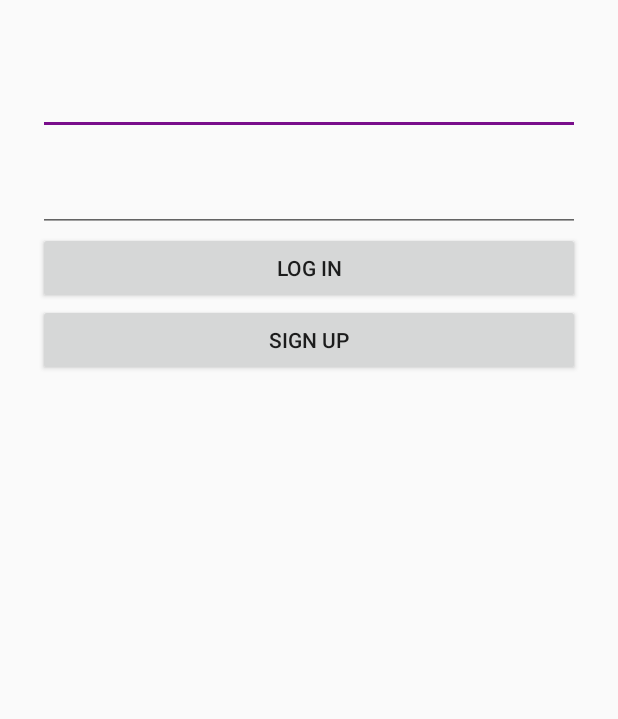
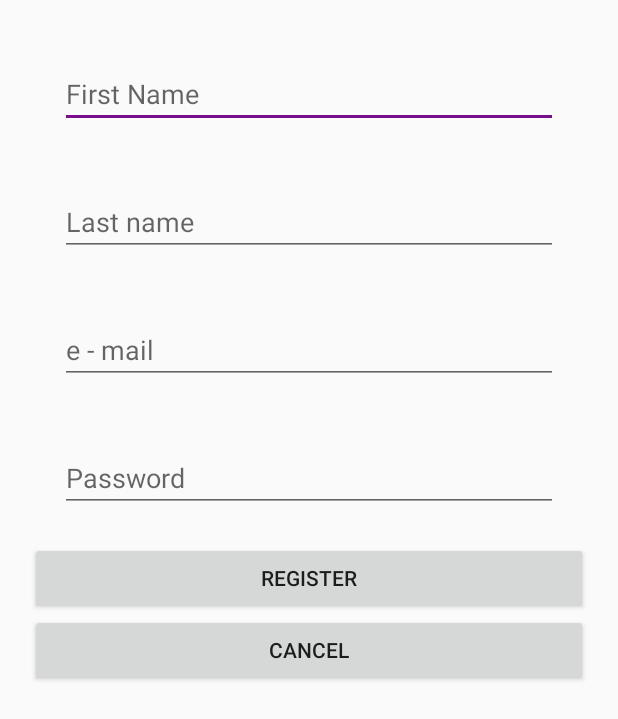
Before and after one commit to fghdot25/calc, an Android app: the AuthTodo screen opened directly, with no data from a screen before it, after a tap on "SIGN UP", on a phone screen of 412 x 824 dp. Shown: the top 719 px of the screen. Run offline under Robolectric (Android 15) with nearby library versions, the phone set to English and light mode, and no system bars; our stand-ins replace Firebase (no records; nobody signed in at launch, a user with empty details on screens opened directly).

Commit message:
Changed some activities

```diff
--- a/app/build.gradle
+++ b/app/build.gradle
@@ -34,4 +34,5 @@ dependencies {
 }
 
 
+
 apply plugin: 'com.google.gms.google-services'
--- a/app/src/main/AndroidManifest.xml
+++ b/app/src/main/AndroidManifest.xml
@@ -25,7 +25,8 @@
             android:name=".GPA_Activity"
             android:screenOrientation="portrait" />
         <activity android:name=".TodoActivity" />
-        <activity android:name=".AuthTodo"></activity>
+        <activity android:name=".AuthTodo" />
+        <activity android:name=".Register_activity"></activity>
     </application>
 
 </manifest>
--- a/app/src/main/java/projects/talga/kz/calc/AuthTodo.java
+++ b/app/src/main/java/projects/talga/kz/calc/AuthTodo.java
@@ -1,10 +1,12 @@
 package projects.talga.kz.calc;
 
+import android.content.Intent;
 import android.os.Bundle;
 import android.support.annotation.NonNull;
 import android.support.v7.app.AppCompatActivity;
 import android.view.View;
 import android.widget.EditText;
+import android.widget.TextView;
 import android.widget.Toast;
 
 import com.google.android.gms.tasks.OnCompleteListener;
@@ -13,11 +15,14 @@ import com.google.firebase.auth.AuthResult;
 import com.google.firebase.auth.FirebaseAuth;
 import com.google.firebase.auth.FirebaseUser;
 
+
 public class AuthTodo extends AppCompatActivity implements View.OnClickListener {
 
+    public String password;
+    public String email;
     private EditText usernameEditText;
     private EditText passwordEditText;
-
+    private TextView forgotTV;
     private FirebaseAuth mAuth;
     private FirebaseAuth.AuthStateListener mAuthListener;
 
@@ -43,6 +48,7 @@ public class AuthTodo extends AppCompatActivity implements View.OnClickListener
 
         usernameEditText = (EditText) findViewById(R.id.tvUsername);
         passwordEditText = (EditText) findViewById(R.id.tvPassword);
+        forgotTV = (TextView) findViewById(R.id.tv_forgot);
 
         findViewById(R.id.btn_signIn).setOnClickListener(this);
         findViewById(R.id.btn_registr).setOnClickListener(this);
@@ -58,7 +64,10 @@ public class AuthTodo extends AppCompatActivity implements View.OnClickListener
 
         } else if (view.getId() == R.id.btn_registr) {
 
-            registr(usernameEditText.getText().toString(), passwordEditText.getText().toString());
+            Intent intent = new Intent(AuthTodo.this, Register_activity.class);
+            startActivity(intent);
+
+            // registr(usernameEditText.getText().toString(), passwordEditText.getText().toString());
 
         }
     }
@@ -68,12 +77,17 @@ public class AuthTodo extends AppCompatActivity implements View.OnClickListener
         mAuth.signInWithEmailAndPassword(email, password).addOnCompleteListener(this, new OnCompleteListener<AuthResult>() {
             @Override
             public void onComplete(@NonNull Task<AuthResult> task) {
+
                 if (task.isSuccessful()) {
-                   /* Intent intent = new Intent(AuthTodo.this, TodoActivity.class);
-                    startActivity(intent);*/
+
+                    Intent intent = new Intent(AuthTodo.this, TodoActivity.class);
+                    startActivity(intent);
+
                     Toast.makeText(AuthTodo.this, "Succesfully", Toast.LENGTH_LONG).show();
+
+
                 } else {
-                    Toast.makeText(AuthTodo.this, "Error dickhead!", Toast.LENGTH_LONG).show();
+                    Toast.makeText(AuthTodo.this, "Error !", Toast.LENGTH_LONG).show();
                 }
 
 
@@ -81,17 +95,19 @@ public class AuthTodo extends AppCompatActivity implements View.OnClickListener
         });
     }
 
-    public void registr(String email, String password) {
+
+
+/*    public void registr(String email, String password) {
         mAuth.createUserWithEmailAndPassword(email, password).addOnCompleteListener(this, new OnCompleteListener<AuthResult>() {
             @Override
             public void onComplete(@NonNull Task<AuthResult> task) {
                 if (task.isSuccessful()) {
                     Toast.makeText(AuthTodo.this, "Succesfully", Toast.LENGTH_LONG).show();
                 } else {
-                    Toast.makeText(AuthTodo.this, "Error motherfucker", Toast.LENGTH_LONG).show();
+                    Toast.makeText(AuthTodo.this, "Error !", Toast.LENGTH_LONG).show();
                 }
             }
         });
 
-    }
+    }*/
 }
--- /dev/null
+++ b/app/src/main/java/projects/talga/kz/calc/Register_activity.java
@@ -0,0 +1,83 @@
+package projects.talga.kz.calc;
+
+import android.os.Bundle;
+import android.support.annotation.NonNull;
+import android.support.v7.app.AppCompatActivity;
+import android.view.View;
+import android.widget.EditText;
+import android.widget.Toast;
+
+import com.google.android.gms.tasks.OnCompleteListener;
+import com.google.android.gms.tasks.Task;
+import com.google.firebase.auth.AuthResult;
+import com.google.firebase.auth.FirebaseAuth;
+import com.google.firebase.auth.FirebaseUser;
+
+
+public class Register_activity extends AppCompatActivity implements View.OnClickListener {
+
+    private FirebaseAuth mAuth;
+    private FirebaseAuth.AuthStateListener mAuthListener;
+
+    private EditText passEditText, mailEditText;
+
+    @Override
+    protected void onCreate(Bundle savedInstanceState) {
+        super.onCreate(savedInstanceState);
+        setContentView(R.layout.activity_register_activity);
+
+        mAuth = FirebaseAuth.getInstance();
+        mAuthListener = new FirebaseAuth.AuthStateListener() {
+            @Override
+            public void onAuthStateChanged(@NonNull FirebaseAuth firebaseAuth) {
+                FirebaseUser user = firebaseAuth.getCurrentUser();
+                if (user != null) {
+                    //User is sign in
+
+                } else {
+                    //User is sign out
+                }
+
+            }
+        };
+
+        mailEditText = (EditText) findViewById(R.id.mail_edit);
+        passEditText = (EditText) findViewById(R.id.pass_edit);
+
+        findViewById(R.id.reg_btn).setOnClickListener(this);
+        findViewById(R.id.cancel_btn).setOnClickListener(this);
+    }
+
+    @Override
+    public void onClick(View view) {
+        switch (view.getId()) {
+            case R.id.reg_btn:
+
+                registr(mailEditText.getText().toString(), passEditText.getText().toString());
+
+
+                break;
+
+            case R.id.cancel_btn:
+
+                Toast.makeText(Register_activity.this, "Cancelled", Toast.LENGTH_LONG).show();
+
+                break;
+        }
+    }
+
+
+    public void registr(String email, String password) {
+        mAuth.createUserWithEmailAndPassword(email, password).addOnCompleteListener(this, new OnCompleteListener<AuthResult>() {
+            @Override
+            public void onComplete(@NonNull Task<AuthResult> task) {
+                if (task.isSuccessful()) {
+                    Toast.makeText(Register_activity.this, "Succesfully", Toast.LENGTH_LONG).show();
+                } else {
+                    Toast.makeText(Register_activity.this, "Error !", Toast.LENGTH_LONG).show();
+                }
+            }
+        });
+
+    }
+}
--- /dev/null
+++ b/app/src/main/res/layout/activity_register_activity.xml
@@ -0,0 +1,60 @@
+<?xml version="1.0" encoding="utf-8"?>
+<LinearLayout xmlns:android="http://schemas.android.com/apk/res/android"
+    xmlns:tools="http://schemas.android.com/tools"
+    android:layout_width="match_parent"
+    android:layout_height="match_parent"
+    tools:context="projects.talga.kz.calc.Register_activity">
+
+    <LinearLayout
+        android:layout_width="match_parent"
+        android:layout_height="match_parent"
+        android:layout_margin="20dp"
+        android:orientation="vertical">
+
+        <EditText
+            android:id="@+id/fname"
+            android:layout_width="match_parent"
+            android:layout_height="wrap_content"
+            android:layout_margin="20dp"
+            android:hint="First Name"
+            android:inputType="text|textPersonName" />
+
+        <EditText
+            android:id="@+id/lname"
+            android:layout_width="match_parent"
+            android:layout_height="wrap_content"
+            android:layout_margin="20dp"
+            android:hint="Last name"
+            android:inputType="text|textPersonName" />
+
+        <EditText
+            android:id="@+id/mail_edit"
+            android:layout_width="match_parent"
+            android:layout_height="wrap_content"
+            android:layout_margin="20dp"
+            android:hint="e - mail"
+            android:inputType="textEmailAddress|textEmailSubject|textWebEmailAddress" />
+
+        <EditText
+            android:id="@+id/pass_edit"
+            android:layout_width="match_parent"
+            android:layout_height="wrap_content"
+            android:layout_margin="20dp"
+            android:hint="Password"
+            android:inputType="textPassword|textVisiblePassword|numberPassword" />
+
+        <Button
+            android:id="@+id/reg_btn"
+            android:layout_width="match_parent"
+            android:layout_height="wrap_content"
+            android:text="Register" />
+
+        <Button
+            android:id="@+id/cancel_btn"
+            android:layout_width="match_parent"
+            android:layout_height="wrap_content"
+            android:text="Cancel" />
+
+    </LinearLayout>
+
+</LinearLayout>
--- a/app/src/main/res/values/strings.xml
+++ b/app/src/main/res/values/strings.xml
@@ -57,6 +57,10 @@
     </string-array>
     <string name="warning_text_title">Warning!</string>
     <string name="warning_text">Please check one midterm!</string>
+    <string name="log_in">LOG IN</string>
+    <string name="sign_up">Sign UP</string>
+    <string name="e_mail">E - Mail</string>
+    <string name="password">Password</string>
 
 
 </resources>
```
Also changed, not shown: app/src/main/res/layout/activity_auth_todo.xml (+17 -3 lines), app/src/main/res/layout/activity_todo.xml (+8 -3 lines), 2 other files.
